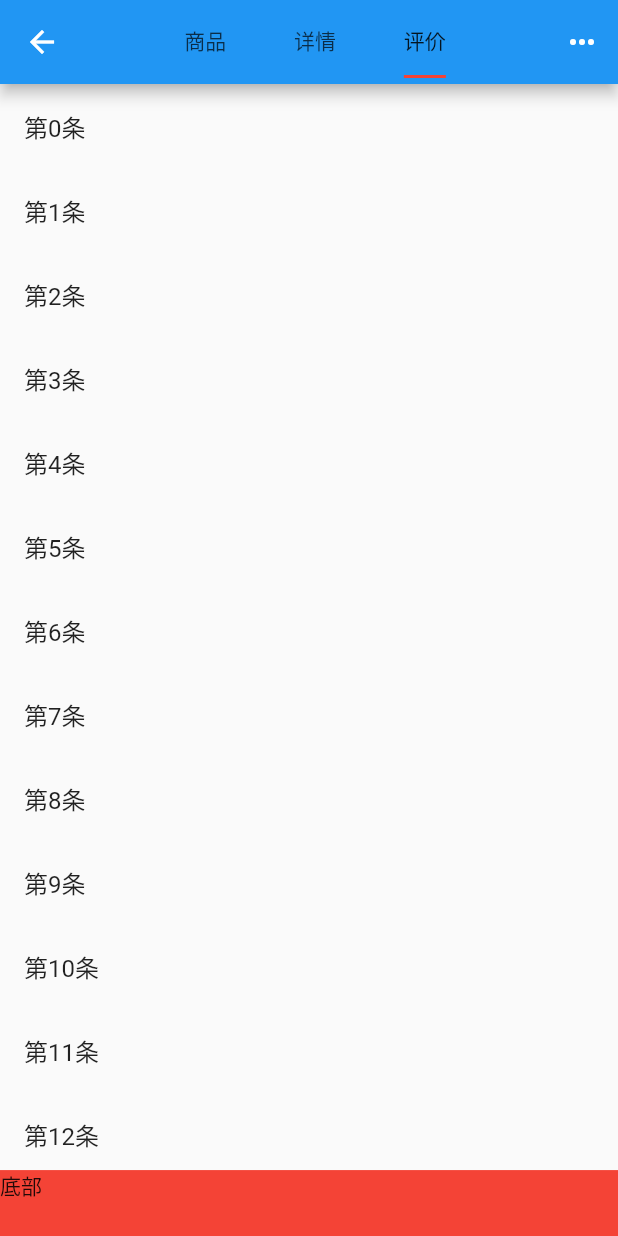
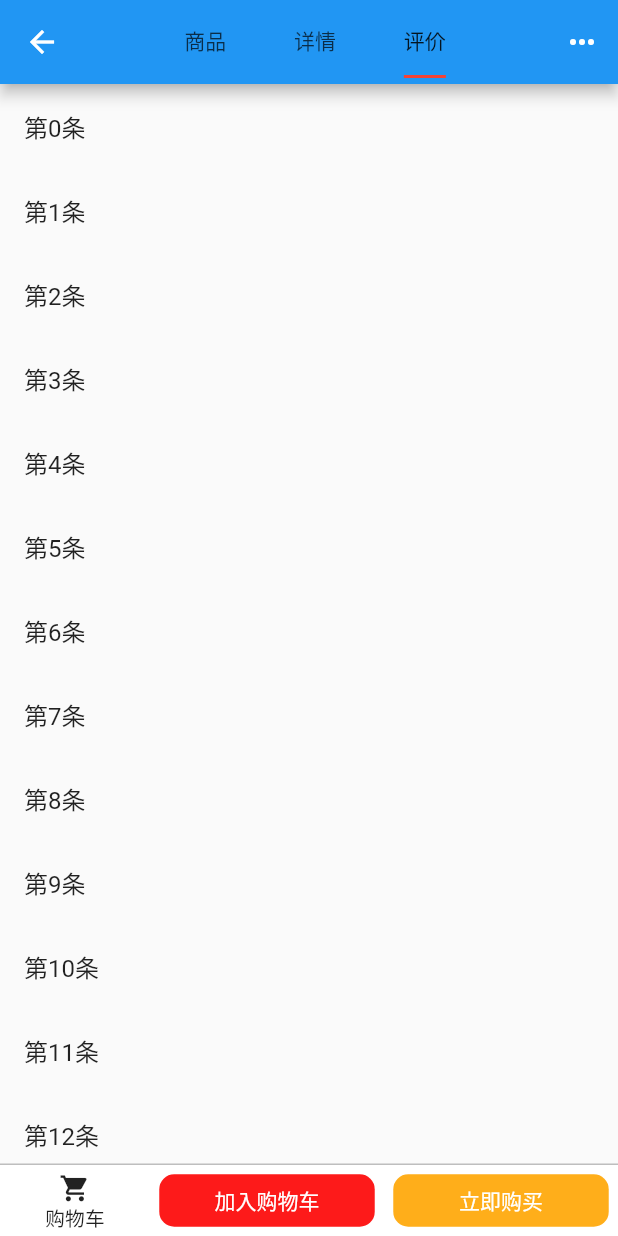
Before and after one commit to wenlong201807/flutter_jdshop, a Flutter app: the ProductContentPage screen opened directly with empty values, tab 3 chosen, on a phone screen of 412 x 824 dp. Run offline on Flutter 3.47's test engine with Material 2 defaults, Android fonts, the phone set to English and light mode, and no system bars; our stand-ins replace dio, flutter_screenutil, flutter_swiper_null_safety, shared_preferences; accounts and stored records are empty; network calls fail.

Commit message:
feat: 商品详情页面-商品tab： 1、页面静态布局 2、底部定位按钮

```diff
--- a/lib/pages/ProductContent.dart
+++ b/lib/pages/ProductContent.dart
@@ -1,25 +1,20 @@
 import 'package:flutter/material.dart';
+import 'package:flutter/widgets.dart';
 import '../services/ScreenAdapter.dart';
 
 import 'ProductContent/ProductContentFirst.dart';
 import 'ProductContent/ProductContentSecond.dart';
 import 'ProductContent/ProductContentThird.dart';
+import '../widget/JdButton.dart';
 
 class ProductContentPage extends StatefulWidget {
   final Map arguments;
   ProductContentPage({Key? key, required this.arguments}) : super(key: key);
+
   _ProductContentPageState createState() => _ProductContentPageState();
 }
 
 class _ProductContentPageState extends State<ProductContentPage> {
-
-  @override
-  void initState() {
-    super.initState();
-
-    print(widget.arguments['id']);
-  }
-
   @override
   Widget build(BuildContext context) {
     return DefaultTabController(
@@ -49,32 +44,43 @@ class _ProductContentPageState extends State<ProductContentPage> {
               )
             ],
           ),
+
           actions: <Widget>[
+
             IconButton(
               icon: Icon(Icons.more_horiz),
-              onPressed: () {
+              onPressed: (){
                 showMenu(
-                    context: context,
-                    position: RelativeRect.fromLTRB(
-                        ScreenAdapter.width(600), 76, 10, 0),
+                    context:context,
+                    position:RelativeRect.fromLTRB(ScreenAdapter.width(600), 76, 10, 0) ,
                     items: [
                       PopupMenuItem(
                         child: Row(
-                          children: <Widget>[Icon(Icons.home), Text("首页")],
+                          children: <Widget>[
+                            Icon(Icons.home),
+                            Text("首页")
+                          ],
                         ),
                       ),
                       PopupMenuItem(
                         child: Row(
-                          children: <Widget>[Icon(Icons.search), Text("搜索")],
+                          children: <Widget>[
+                            Icon(Icons.search),
+                            Text("搜索")
+                          ],
                         ),
                       )
-                    ]);
+                    ]
+                );
               },
             )
+
           ],
         ),
         body: Stack(
+
           children: <Widget>[
+
             TabBarView(
               children: <Widget>[
                 ProductContentFirst(),
@@ -84,11 +90,55 @@ class _ProductContentPageState extends State<ProductContentPage> {
             ),
             Positioned(
               width: ScreenAdapter.width(750),
-              height: ScreenAdapter.width(80),
+              height: ScreenAdapter.width(88), //注意：里面元素的总高度不能大于外部元素的高度
               bottom: 0,
               child: Container(
-                color: Colors.red,
-                child: Text("底部"),
+                decoration: BoxDecoration(
+                    border: Border(
+                        top: BorderSide(
+                            color: Colors.black26,
+                            width: 1
+                        )
+                    ),
+                    color: Colors.white
+                ),
+                child: Row(
+                  children: <Widget>[
+
+                    Container(
+                      padding: EdgeInsets.only(top:ScreenAdapter.height(8)),
+                      width: 100,
+                      height: ScreenAdapter.height(80),
+                      child: Column(
+                        children: <Widget>[
+                          Icon(Icons.shopping_cart,size:ScreenAdapter.size(38)),
+                          Text("购物车",style: TextStyle(fontSize:ScreenAdapter.size(24)))
+                        ],
+                      ),
+                    ),
+                    Expanded(
+                      flex: 1,
+                      child: JdButton(
+                        color:Color.fromRGBO(253, 1, 0, 0.9),
+                        text: "加入购物车",
+                        cb: (){
+                          print('加入购物车');
+                        },
+                      ),
+                    ),
+                    Expanded(
+                      flex: 1,
+                      child: JdButton(
+                        color: Color.fromRGBO(255, 165, 0, 0.9),
+                        text: "立即购买",
+                        cb: (){
+                          print('立即购买');
+                        },
+                      ),
+                    )
+
+                  ],
+                ),
               ),
             )
           ],
--- /dev/null
+++ b/lib/widget/JdButton.dart
@@ -0,0 +1,32 @@
+import 'package:flutter/material.dart';
+import '../services/ScreenAdapter.dart';
+
+class JdButton extends StatelessWidget {
+  final Color color;
+  final String text;
+  final Function()? cb; //注意：新版Flutter中需要把cb定义成Function()类型或者var类型
+  JdButton(
+      {Key? key, this.color = Colors.black, this.text = "按钮", this.cb = null})
+      : super(key: key);
+
+  @override
+  Widget build(BuildContext context) {
+    return InkWell(
+      onTap: this.cb,
+      child: Container(
+        margin: EdgeInsets.all(ScreenAdapter.height(10)),
+        padding: EdgeInsets.all(ScreenAdapter.height(10)),
+        height: ScreenAdapter.height(68),
+        width: double.infinity,
+        decoration: BoxDecoration(
+            color: color, borderRadius: BorderRadius.circular(10)),
+        child: Center(
+          child: Text(
+            "${text}",
+            style: TextStyle(color: Colors.white),
+          ),
+        ),
+      ),
+    );
+  }
+}
```
Also changed, not shown: lib/pages/ProductContent/ProductContentFirst.dart (+82 -1 lines).
